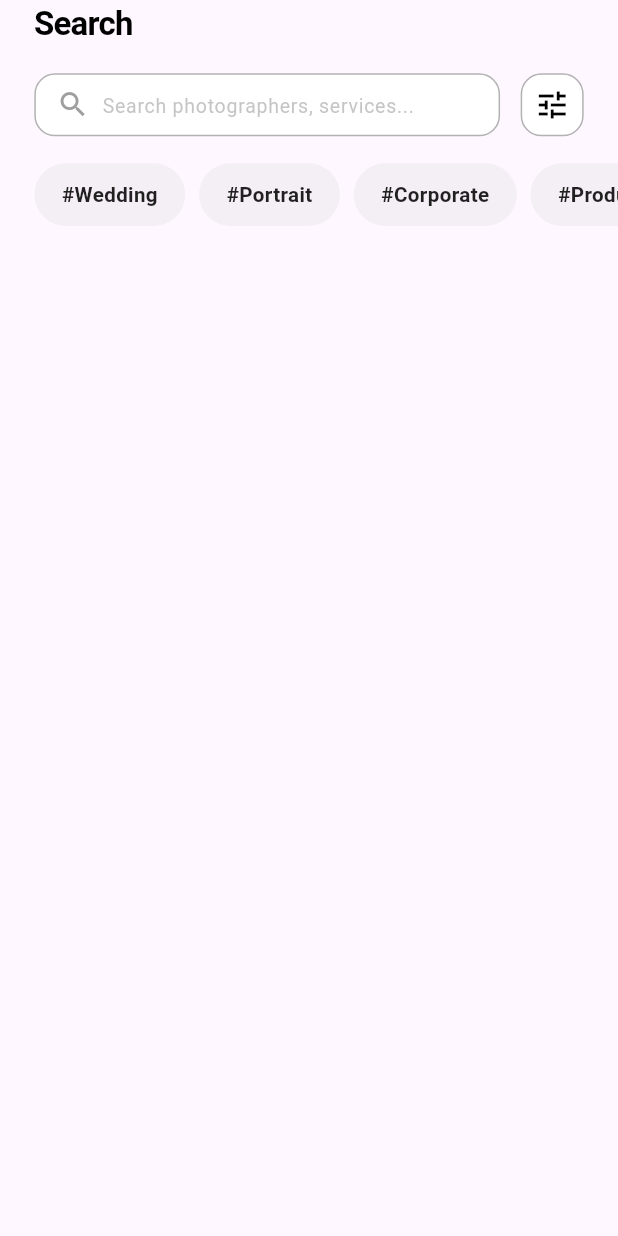
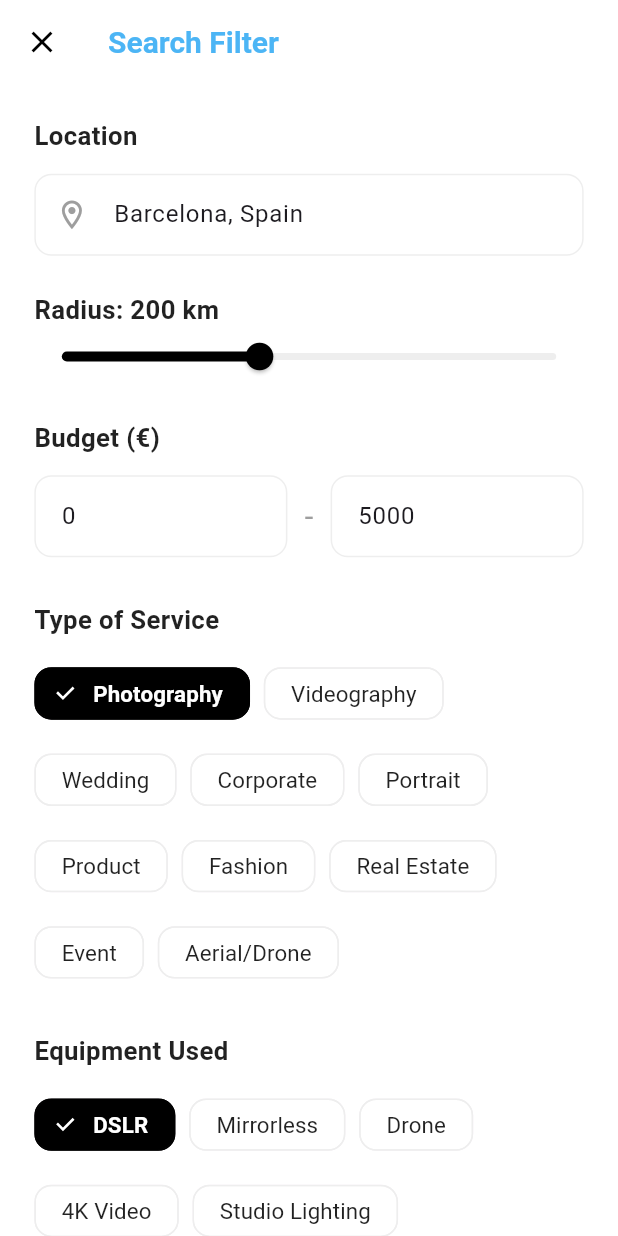
Before and after one commit to nazmul8451/Photopia-MomentMarketplace, a Flutter app: the SearchHeader widget shown alone on an empty page, opened directly, after a tap on the "tune" icon, on a phone screen of 412 x 824 dp. Run offline on Flutter 3.47's test engine with Material 3 defaults, Android fonts, the phone set to English and light mode, and no system bars; our stand-ins replace device_preview, flutter_screenutil, shimmer; network calls fail.

Commit message:
add search filtering option

```diff
--- a/lib/app.dart
+++ b/lib/app.dart
@@ -22,6 +22,10 @@ class Photopia extends StatelessWidget {
           theme: ThemeData(
             primaryColor: Colors.blue,
             useMaterial3: true,
+
+            textSelectionTheme: const TextSelectionThemeData(
+              cursorColor: Colors.black54,
+            ),
           ),
           home:  BottomNavigationScreen(),
         );
--- a/lib/features/client/category_details_screen.dart
+++ b/lib/features/client/category_details_screen.dart
@@ -62,7 +62,23 @@ class _CategoryDetailsScreenState extends State<CategoryDetailsScreen> {
               child: Column(
                 mainAxisSize: MainAxisSize.min,
                 children: [
-                  const SearchHeader(),
+                  SearchHeader(
+                    onFilterApplied: (filters) {
+                      // Handle filtering logic here
+                      setState(() {
+                        _isLoading = true;
+                      });
+                      // Simulate fetching filtered data
+                      Timer(const Duration(seconds: 1), () {
+                        if (mounted) {
+                          setState(() {
+                            _isLoading = false;
+                            // In a real app, you'd update your data list based on 'filters'
+                          });
+                        }
+                      });
+                    },
+                  ),
 
                   SizedBox(height: 5.h),
                 ],
--- /dev/null
+++ b/lib/features/client/search_filter_screen.dart
@@ -0,0 +1,284 @@
+import 'package:flutter/material.dart';
+import 'package:flutter_screenutil/flutter_screenutil.dart';
+
+class SearchFilterScreen extends StatefulWidget {
+  const SearchFilterScreen({super.key});
+
+  @override
+  State<SearchFilterScreen> createState() => _SearchFilterScreenState();
+}
+
+class _SearchFilterScreenState extends State<SearchFilterScreen> {
+  final TextEditingController _locationController = TextEditingController(text: 'Barcelona, Spain');
+  double _radius = 200;
+  final TextEditingController _minBudgetController = TextEditingController(text: '0');
+  final TextEditingController _maxBudgetController = TextEditingController(text: '5000');
+
+  final List<String> _serviceTypes = [
+    'Photography', 'Videography', 'Wedding', 'Corporate',
+    'Portrait', 'Product', 'Fashion', 'Real Estate',
+    'Event', 'Aerial/Drone'
+  ];
+  final Set<String> _selectedServices = {'Photography'};
+
+  final List<String> _equipments = [
+    'DSLR', 'Mirrorless', 'Drone', '4K Video',
+    'Studio Lighting', 'Smartphone', 'Cinema Camera', 'Gimbal/Stabilizer'
+  ];
+  final Set<String> _selectedEquipments = {'DSLR'};
+
+  @override
+  Widget build(BuildContext context) {
+    return Scaffold(
+      backgroundColor: Colors.white,
+      appBar: AppBar(
+        backgroundColor: Colors.white,
+        elevation: 0,
+        leading: IconButton(
+          icon: const Icon(Icons.close, color: Colors.black),
+          onPressed: () => Navigator.pop(context),
+        ),
+        title: Text(
+          'Search Filter',
+          style: TextStyle(
+            color: const Color(0xFF4CB5F5), // Light blue color from image
+            fontSize: 18.sp.clamp(18, 20),
+            fontWeight: FontWeight.bold,
+          ),
+        ),
+        centerTitle: false,
+      ),
+      body: SingleChildScrollView(
+        padding: EdgeInsets.all(20.w),
+        child: Column(
+          crossAxisAlignment: CrossAxisAlignment.start,
+          children: [
+            _buildSectionTitle('Location'),
+            SizedBox(height: 10.h),
+            _buildTextField(
+              controller: _locationController,
+              hint: 'Search location...',
+              prefixIcon: Icons.location_on_outlined,
+            ),
+            SizedBox(height: 20.h),
+
+            Row(
+              mainAxisAlignment: MainAxisAlignment.spaceBetween,
+              children: [
+                _buildSectionTitle('Radius: ${_radius.toInt()} km'),
+              ],
+            ),
+            SliderTheme(
+              data: SliderTheme.of(context).copyWith(
+                trackHeight: 4.h,
+                thumbShape: RoundSliderThumbShape(enabledThumbRadius: 8.r),
+                overlayShape: RoundSliderOverlayShape(overlayRadius: 16.r),
+                activeTrackColor: Colors.black,
+                inactiveTrackColor: Colors.grey.shade200,
+                thumbColor: Colors.black,
+              ),
+              child: Slider(
+                value: _radius,
+                min: 0,
+                max: 500,
+                onChanged: (value) {
+                  setState(() => _radius = value);
+                },
+              ),
+            ),
+            SizedBox(height: 20.h),
+
+            _buildSectionTitle('Budget (€)'),
+            SizedBox(height: 10.h),
+            Row(
+              children: [
+                Expanded(
+                  child: _buildTextField(
+                    controller: _minBudgetController,
+                    hint: 'Min',
+                    keyboardType: TextInputType.number,
+                  ),
+                ),
+                Padding(
+                  padding: EdgeInsets.symmetric(horizontal: 10.w),
+                  child: Text('-', style: TextStyle(fontSize: 18.sp, color: Colors.grey)),
+                ),
+                Expanded(
+                  child: _buildTextField(
+                    controller: _maxBudgetController,
+                    hint: 'Max',
+                    keyboardType: TextInputType.number,
+                  ),
+                ),
+              ],
+            ),
+            SizedBox(height: 25.h),
+
+            _buildSectionTitle('Type of Service'),
+            SizedBox(height: 10.h),
+            Wrap(
+              spacing: 8.w,
+              runSpacing: 8.h,
+              children: _serviceTypes.map((service) => _buildFilterChip(
+                label: service,
+                isSelected: _selectedServices.contains(service),
+                onSelected: (selected) {
+                  setState(() {
+                    if (selected) {
+                      _selectedServices.add(service);
+                    } else {
+                      _selectedServices.remove(service);
+                    }
+                  });
+                },
+              )).toList(),
+            ),
+            SizedBox(height: 25.h),
+
+            _buildSectionTitle('Equipment Used'),
+            SizedBox(height: 10.h),
+            Wrap(
+              spacing: 8.w,
+              runSpacing: 8.h,
+              children: _equipments.map((equipment) => _buildFilterChip(
+                label: equipment,
+                isSelected: _selectedEquipments.contains(equipment),
+                onSelected: (selected) {
+                  setState(() {
+                    if (selected) {
+                      _selectedEquipments.add(equipment);
+                    } else {
+                      _selectedEquipments.remove(equipment);
+                    }
+                  });
+                },
+              )).toList(),
+            ),
+            SizedBox(height: 40.h),
+
+            Row(
+              children: [
+                Expanded(
+                  child: OutlinedButton(
+                    onPressed: () {
+                      setState(() {
+                        _selectedServices.clear();
+                        _selectedEquipments.clear();
+                        _radius = 200;
+                        _locationController.text = '';
+                        _minBudgetController.text = '0';
+                        _maxBudgetController.text = '5000';
+                      });
+                      Navigator.pop(context); // Optional: if "clear all" should also go back
+                    },
+                    style: OutlinedButton.styleFrom(
+                      backgroundColor: const Color(0xFFE9ECEF),
+                      side: BorderSide.none,
+                      padding: EdgeInsets.symmetric(vertical: 15.h),
+                      shape: RoundedRectangleBorder(
+                        borderRadius: BorderRadius.circular(10).r,
+                      ),
+                    ),
+                    child: Text(
+                      'Clear All',
+                      style: TextStyle(color: Colors.black87, fontSize: 16.sp, fontWeight: FontWeight.w600),
+                    ),
+                  ),
+                ),
+                SizedBox(width: 15.w),
+                Expanded(
+                  child: ElevatedButton(
+                    onPressed: () {
+                      // Apply filters logic
+                      Navigator.pop(context, {
+                        'location': _locationController.text,
+                        'radius': _radius,
+                        'minBudget': _minBudgetController.text,
+                        'maxBudget': _maxBudgetController.text,
+                        'services': _selectedServices.toList(),
+                        'equipments': _selectedEquipments.toList(),
+                      });
+                    },
+                    style: ElevatedButton.styleFrom(
+                      backgroundColor: const Color(0xFF1A1A1A),
+                      padding: EdgeInsets.symmetric(vertical: 15.h),
+                      shape: RoundedRectangleBorder(
+                        borderRadius: BorderRadius.circular(10).r,
+                      ),
+                    ),
+                    child: Text(
+                      'Apply Filters',
+                      style: TextStyle(color: Colors.white, fontSize: 16.sp, fontWeight: FontWeight.w600),
+                    ),
+                  ),
+                ),
+              ],
+            ),
+            SizedBox(height: 20.h),
+          ],
+        ),
+      ),
+    );
+  }
+
+  Widget _buildSectionTitle(String title) {
+    return Text(
+      title,
+      style: TextStyle(
+        fontSize: 15.sp,
+        fontWeight: FontWeight.w600,
+        color: Colors.black87,
+      ),
+    );
+  }
+
+  Widget _buildTextField({
+    required TextEditingController controller,
+    required String hint,
+    IconData? prefixIcon,
+    TextInputType? keyboardType,
+  }) {
+    return Container(
+      decoration: BoxDecoration(
+        color: Colors.white,
+        borderRadius: BorderRadius.circular(10).r,
+        border: Border.all(color: Colors.grey.shade200),
+      ),
+      child: TextField(
+        controller: controller,
+        keyboardType: keyboardType,
+        decoration: InputDecoration(
+          hintText: hint,
+          prefixIcon: prefixIcon != null ? Icon(prefixIcon, color: Colors.grey, size: 20.sp) : null,
+          border: InputBorder.none,
+          contentPadding: EdgeInsets.symmetric(horizontal: 15.w, vertical: 12.h),
+        ),
+      ),
+    );
+  }
+
+  Widget _buildFilterChip({
+    required String label,
+    required bool isSelected,
+    required Function(bool) onSelected,
+  }) {
+    return FilterChip(
+      label: Text(label),
+      selected: isSelected,
+      onSelected: onSelected,
+      backgroundColor: Colors.white,
+      selectedColor: Colors.black,
+      checkmarkColor: Colors.white,
+      labelStyle: TextStyle(
+        color: isSelected ? Colors.white : Colors.black87,
+        fontSize: 13.sp,
+        fontWeight: isSelected ? FontWeight.w600 : FontWeight.normal,
+      ),
+      shape: RoundedRectangleBorder(
+        borderRadius: BorderRadius.circular(10).r,
+        side: BorderSide(color: isSelected ? Colors.black : Colors.grey.shade200),
+      ),
+      padding: EdgeInsets.symmetric(horizontal: 8.w, vertical: 5.h),
+    );
+  }
+}
--- a/lib/features/client/widgets/search_header.dart
+++ b/lib/features/client/widgets/search_header.dart
@@ -1,8 +1,10 @@
 import 'package:flutter/material.dart';
 import 'package:flutter_screenutil/flutter_screenutil.dart';
+import 'package:photopia/features/client/search_filter_screen.dart';
 
 class SearchHeader extends StatelessWidget {
-  const SearchHeader({super.key});
+  final Function(Map<String, dynamic>)? onFilterApplied;
+  const SearchHeader({super.key, this.onFilterApplied});
 
   @override
   Widget build(BuildContext context) {
@@ -71,7 +73,18 @@ class SearchHeader extends StatelessWidget {
                   border: Border.all(color: Colors.black54.withOpacity(0.3)),
                 ),
                 child: IconButton(
-                  onPressed: () {},
+                  onPressed: () async {
+                    // Navigate to filter screen and wait for result
+                    final result = await Navigator.push(
+                      context,
+                      MaterialPageRoute(
+                        builder: (context) => const SearchFilterScreen(),
+                      ),
+                    );
+                    if (result != null && onFilterApplied != null) {
+                      onFilterApplied!(result);
+                    }
+                  },
                   icon: Icon(Icons.tune, color: Colors.black, size: 22.sp.clamp(22, 24)),
                 ),
               ),
```
Also changed, not shown: 1 other file.
